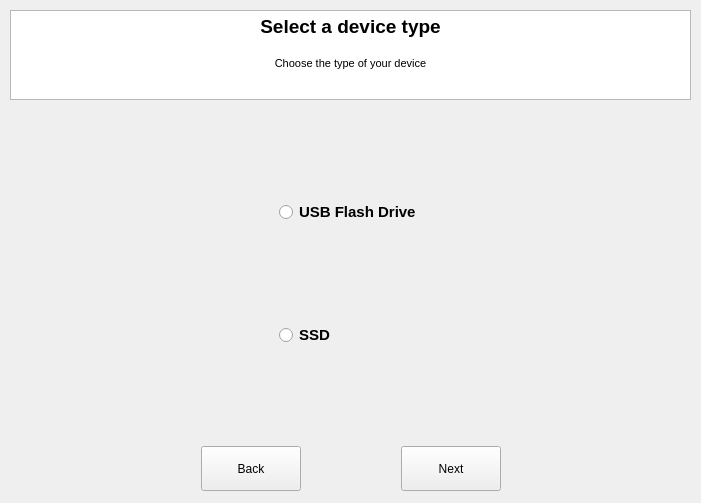
Above: Client/wayneOSforWin/View/widgetselecttype.ui from wayne-incorporated/os-distribution-system before the change. Below: the same form after it.
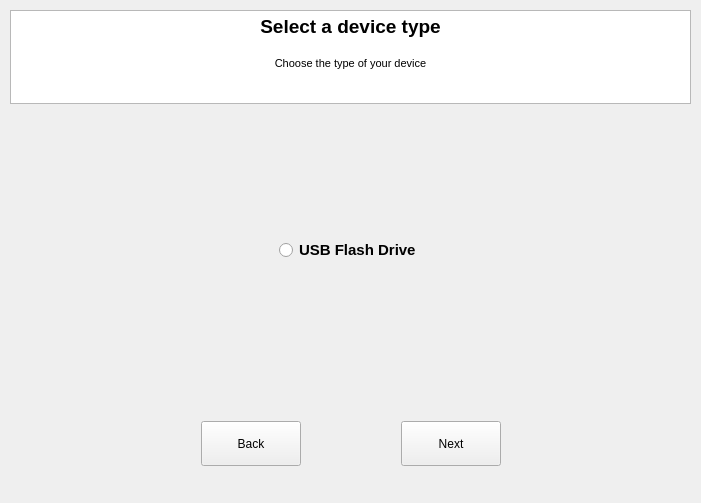
That is the form after the change.

```diff
--- a/Client/wayneOSforWin/View/widgetselecttype.ui
+++ b/Client/wayneOSforWin/View/widgetselecttype.ui
@@ -41,7 +41,7 @@
     <item>
      <widget class="QTextEdit" name="textEdit">
       <property name="sizePolicy">
-       <sizepolicy hsizetype="Expanding" vsizetype="Expanding">
+       <sizepolicy hsizetype="Ignored" vsizetype="Ignored">
         <horstretch>0</horstretch>
         <verstretch>0</verstretch>
        </sizepolicy>
@@ -62,10 +62,10 @@
        <string>&lt;!DOCTYPE HTML PUBLIC &quot;-//W3C//DTD HTML 4.0//EN&quot; &quot;http://www.w3.org/TR/REC-html40/strict.dtd&quot;&gt;
 &lt;html&gt;&lt;head&gt;&lt;meta name=&quot;qrichtext&quot; content=&quot;1&quot; /&gt;&lt;style type=&quot;text/css&quot;&gt;
 p, li { white-space: pre-wrap; }
-&lt;/style&gt;&lt;/head&gt;&lt;body style=&quot; font-family:'MS Shell Dlg 2'; font-size:8.25pt; font-weight:400; font-style:normal;&quot;&gt;
-&lt;p align=&quot;center&quot; style=&quot; margin-top:0px; margin-bottom:0px; margin-left:0px; margin-right:0px; -qt-block-indent:0; text-indent:0px;&quot;&gt;&lt;span style=&quot; font-size:14pt; font-weight:600;&quot;&gt;Select a device type&lt;/span&gt;&lt;/p&gt;
-&lt;p align=&quot;center&quot; style=&quot;-qt-paragraph-type:empty; margin-top:0px; margin-bottom:0px; margin-left:0px; margin-right:0px; -qt-block-indent:0; text-indent:0px; font-family:'Gulim'; font-size:12pt; font-weight:600;&quot;&gt;&lt;br /&gt;&lt;/p&gt;
-&lt;p align=&quot;center&quot; style=&quot; margin-top:0px; margin-bottom:0px; margin-left:0px; margin-right:0px; -qt-block-indent:0; text-indent:0px;&quot;&gt;Choose the type of your device&lt;/p&gt;&lt;/body&gt;&lt;/html&gt;</string>
+&lt;/style&gt;&lt;/head&gt;&lt;body style=&quot; font-family:'Gulim'; font-size:9pt; font-weight:400; font-style:normal;&quot;&gt;
+&lt;p align=&quot;center&quot; style=&quot; margin-top:0px; margin-bottom:0px; margin-left:0px; margin-right:0px; -qt-block-indent:0; text-indent:0px;&quot;&gt;&lt;span style=&quot; font-family:'MS Shell Dlg 2'; font-size:14pt; font-weight:600;&quot;&gt;Select a device type&lt;/span&gt;&lt;/p&gt;
+&lt;p align=&quot;center&quot; style=&quot;-qt-paragraph-type:empty; margin-top:0px; margin-bottom:0px; margin-left:0px; margin-right:0px; -qt-block-indent:0; text-indent:0px; font-size:12pt; font-weight:600;&quot;&gt;&lt;br /&gt;&lt;/p&gt;
+&lt;p align=&quot;center&quot; style=&quot; margin-top:0px; margin-bottom:0px; margin-left:0px; margin-right:0px; -qt-block-indent:0; text-indent:0px;&quot;&gt;&lt;span style=&quot; font-family:'MS Shell Dlg 2'; font-size:8.25pt;&quot;&gt;Choose the type of your device&lt;/span&gt;&lt;/p&gt;&lt;/body&gt;&lt;/html&gt;</string>
       </property>
       <property name="textInteractionFlags">
        <set>Qt::NoTextInteraction</set>
@@ -92,32 +92,6 @@
       </property>
      </widget>
     </item>
-    <item alignment="Qt::AlignHCenter|Qt::AlignVCenter">
-     <widget class="QRadioButton" name="radioSSD">
-      <property name="sizePolicy">
-       <sizepolicy hsizetype="Expanding" vsizetype="Expanding">
-        <horstretch>0</horstretch>
-        <verstretch>0</verstretch>
-       </sizepolicy>
-      </property>
-      <property name="minimumSize">
-       <size>
-        <width>143</width>
-        <height>22</height>
-       </size>
-      </property>
-      <property name="font">
-       <font>
-        <pointsize>11</pointsize>
-        <weight>75</weight>
-        <bold>true</bold>
-       </font>
-      </property>
-      <property name="text">
-       <string>SSD</string>
-      </property>
-     </widget>
-    </item>
     <item>
      <layout class="QHBoxLayout" name="horizontalLayout">
       <property name="spacing">
```
